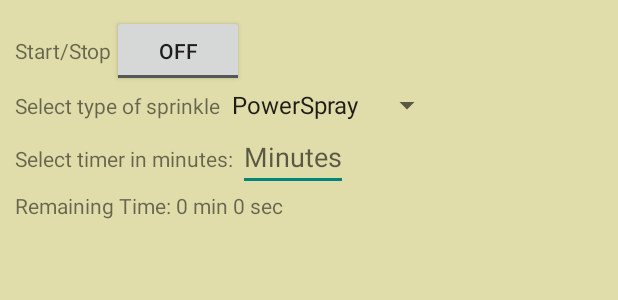
After one commit to StanciuOctav/SmartHome, an Android app: the layout irrigation_layout.xml on its own in the app's theme, with its tools: preview values and no code run, on a phone screen of 412 x 824 dp. The commit adds this screen. Shown: the top 300 px of the screen. Run offline under Robolectric (Android 15) with nearby library versions, the phone set to English and light mode, and no system bars.

Commit message:
Finished Irrigation Feature

```diff
--- a/app/src/main/AndroidManifest.xml
+++ b/app/src/main/AndroidManifest.xml
@@ -14,7 +14,7 @@
         android:theme="@style/Theme.SmarthHome"
         tools:targetApi="31">
         <activity
-            android:name=".HomePage"
+            android:name=".IrrigationActivity"
             android:exported="true">
             <intent-filter>
                 <action android:name="android.intent.action.MAIN" />
@@ -74,6 +74,9 @@
         <activity android:name=".air.AirQualityDetailsActivity"
             android:exported="true">
         </activity>
+        <activity android:name=".HomePage"
+            android:exported="true">
+        </activity>
     </application>
 
 </manifest>
--- a/app/src/main/java/com/example/smarthhome/HomePage.kt
+++ b/app/src/main/java/com/example/smarthhome/HomePage.kt
@@ -81,6 +81,11 @@ class HomePage: AppCompatActivity() {
             val intent = Intent(this@HomePage, AirQualityActivity::class.java)
             startActivity(intent)
         }
+
+        findViewById<CardView>(R.id.sprinklerCard).setOnClickListener {
+            val intent = Intent(this@HomePage, IrrigationActivity::class.java)
+            startActivity(intent)
+        }
         //in this method we create the new activities for each feature
     }
 }
--- /dev/null
+++ b/app/src/main/res/layout/irrigation_layout.xml
@@ -0,0 +1,76 @@
+<?xml version="1.0" encoding="utf-8"?>
+<LinearLayout xmlns:android="http://schemas.android.com/apk/res/android"
+    xmlns:tools="http://schemas.android.com/tools"
+    android:orientation="vertical"
+    android:background="@color/purple_500"
+    android:layout_width="match_parent"
+    android:layout_height="match_parent"
+    android:weightSum="12"
+    android:padding="10dp"
+    tools:context=".IrrigationActivity"
+    >
+
+    <LinearLayout
+        android:layout_width="match_parent"
+        android:layout_height="wrap_content">
+        <TextView
+            android:layout_width="wrap_content"
+            android:layout_height="wrap_content"
+            android:text="Start/Stop"
+
+            />
+
+        <ToggleButton
+            android:id="@+id/irrToggleButton"
+            android:layout_width="wrap_content"
+            android:layout_height="wrap_content"/>
+    </LinearLayout>
+
+    <LinearLayout
+        android:layout_width="match_parent"
+        android:layout_height="wrap_content">
+        <TextView
+            android:layout_width="wrap_content"
+            android:layout_height="wrap_content"
+            android:text="Select type of sprinkle"/>
+        <Spinner
+            android:id="@+id/categorySpinner"
+            android:layout_width="wrap_content"
+            android:layout_height="wrap_content"
+            android:entries="@array/irrigation_string_array"
+            />
+    </LinearLayout>
+
+    <LinearLayout
+        android:layout_width="wrap_content"
+        android:layout_height="wrap_content">
+
+        <TextView
+            android:layout_width="wrap_content"
+            android:layout_height="wrap_content"
+            android:text="Select timer in minutes: "/>
+
+        <EditText
+            android:id="@+id/irrMinEditText"
+            android:layout_width="wrap_content"
+            android:layout_height="wrap_content"
+            android:inputType="number"
+            android:hint="Minutes"
+            />
+    </LinearLayout>
+
+    <LinearLayout
+        android:layout_width="wrap_content"
+        android:layout_height="wrap_content">
+        <TextView
+            android:layout_width="wrap_content"
+            android:layout_height="wrap_content"
+            android:text="Remaining Time: "/>
+        <TextView
+            android:id="@+id/irrRemTimeTextView"
+            android:layout_width="wrap_content"
+            android:layout_height="wrap_content"
+            android:text="0 min 0 sec"/>
+    </LinearLayout>
+
+</LinearLayout>
--- a/app/src/main/res/values/strings.xml
+++ b/app/src/main/res/values/strings.xml
@@ -51,8 +51,11 @@
     <!--    TV REMOTE SCREEN-->
     <string name="tv_string">TV REMOTE</string>
 
-
-
+    <string-array name="irrigation_string_array">
+        <item>PowerSpray</item>
+        <item>Full Body</item>
+        <item>Mist</item>
+    </string-array>
 
 
 
```
Also changed, not shown: app/src/main/java/com/example/smarthhome/IrrigationActivity.kt (added, +75 -0 lines).
